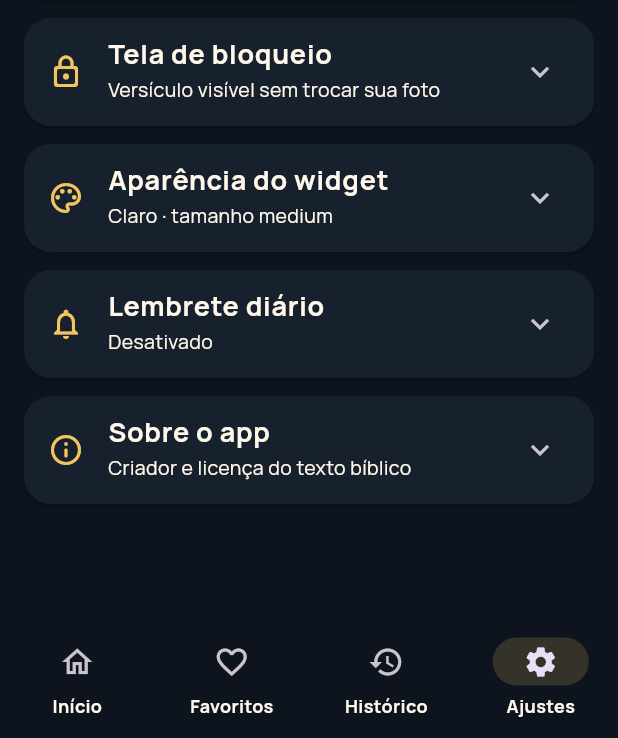
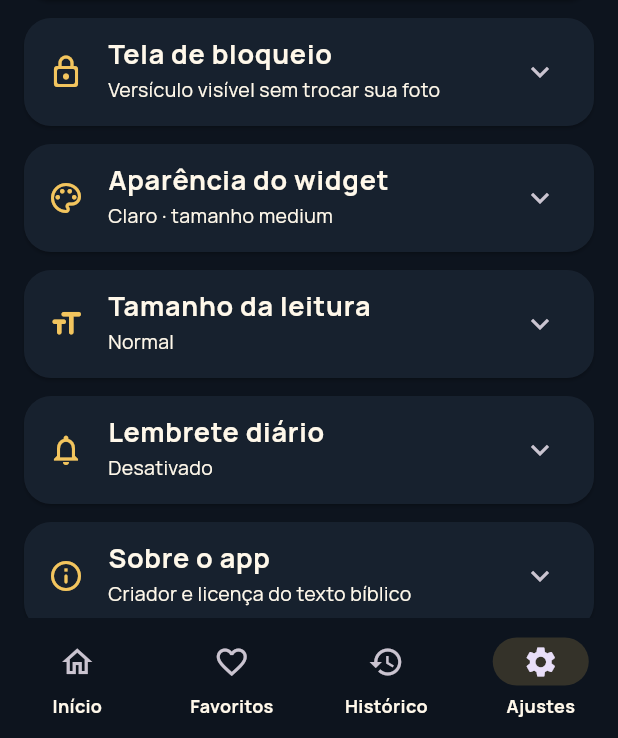
Before and after one commit to bruninhoff321-design/versiculo-na-tela, a Flutter app: the AppShell screen opened directly, item 4 of the bottom bar chosen, on a phone screen of 412 x 824 dp, the part 498-1236 px from its top. Run offline on Flutter 3.47's test engine with Material 3 defaults, Android fonts, the phone set to English and light mode, and no system bars; our stand-ins replace flutter_local_notifications, flutter_timezone, google_fonts, hive_flutter, share_plus, timezone; missing offline and left inert: home_widget; accounts and stored records are empty; statements that could not run were skipped.

Commit message:
Ajustar leitura e orientações para todos os Androids

```diff
--- a/lib/presentation/ajustes/ajustes_screen.dart
+++ b/lib/presentation/ajustes/ajustes_screen.dart
@@ -113,9 +113,8 @@ class AjustesScreen extends StatelessWidget {
           icon: Icons.lock_outline_rounded,
           children: [
             const Text(
-              'No A33, o espaço abaixo do relógio não mostrou o widget do app. '
-              'Você pode exibir o versículo como notificação silenciosa no bloqueio. '
-              'A Samsung decide a posição e se mostra o texto completo.',
+              'Mostre o versículo como notificação silenciosa, sem trocar seu papel de parede. '
+              'Cada Android decide onde exibir o texto na tela de bloqueio.',
             ),
             SwitchListTile(
               contentPadding: EdgeInsets.zero,
@@ -140,7 +139,7 @@ class AjustesScreen extends StatelessWidget {
               child: FilledButton.icon(
                 onPressed: () => showLockScreenWidgetGuide(context),
                 icon: const Icon(Icons.widgets_outlined),
-                label: const Text('Testar widget abaixo do relógio'),
+                label: const Text('Ver opções de widget no bloqueio'),
               ),
             ),
             const Divider(height: 32),
@@ -228,6 +227,28 @@ class AjustesScreen extends StatelessWidget {
           ],
         ),
         section(
+          title: 'Tamanho da leitura',
+          subtitle: settings.readingTextSize.label,
+          icon: Icons.format_size_rounded,
+          children: [
+            const Text('Aumente o texto dos versículos dentro do app.'),
+            const SizedBox(height: 10),
+            for (final size in ReadingTextSize.values)
+              RadioListTile<ReadingTextSize>(
+                contentPadding: EdgeInsets.zero,
+                title: Text(size.label),
+                value: size,
+                groupValue: settings.readingTextSize,
+                onChanged: (value) {
+                  if (value != null) {
+                    app.updateSettings(
+                        (s) => s.copyWith(readingTextSize: value));
+                  }
+                },
+              ),
+          ],
+        ),
+        section(
           title: 'Lembrete diário',
           subtitle: settings.dailyNotificationEnabled
               ? 'Ativado às ${settings.dailyNotificationTime}'
@@ -239,9 +260,15 @@ class AjustesScreen extends StatelessWidget {
               contentPadding: EdgeInsets.zero,
               title: const Text('Receber uma notificação diária'),
               value: settings.dailyNotificationEnabled,
-              onChanged: (enabled) => app.updateSettings(
-                (s) => s.copyWith(dailyNotificationEnabled: enabled),
-              ),
+              onChanged: (enabled) async {
+                final ok = await app.setDailyNotificationEnabled(enabled);
+                if (!ok && context.mounted) {
+                  ScaffoldMessenger.of(context).showSnackBar(const SnackBar(
+                    content:
+                        Text('Permita notificações para receber o lembrete.'),
+                  ));
+                }
+              },
             ),
             if (settings.dailyNotificationEnabled)
               ListTile(
```
